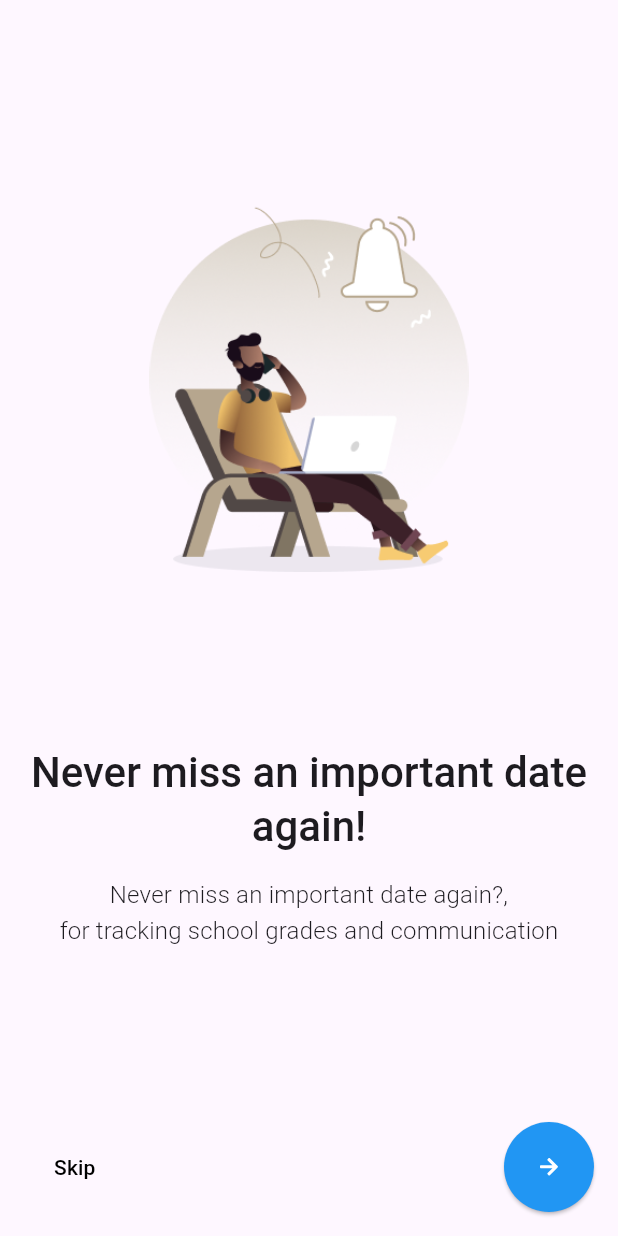
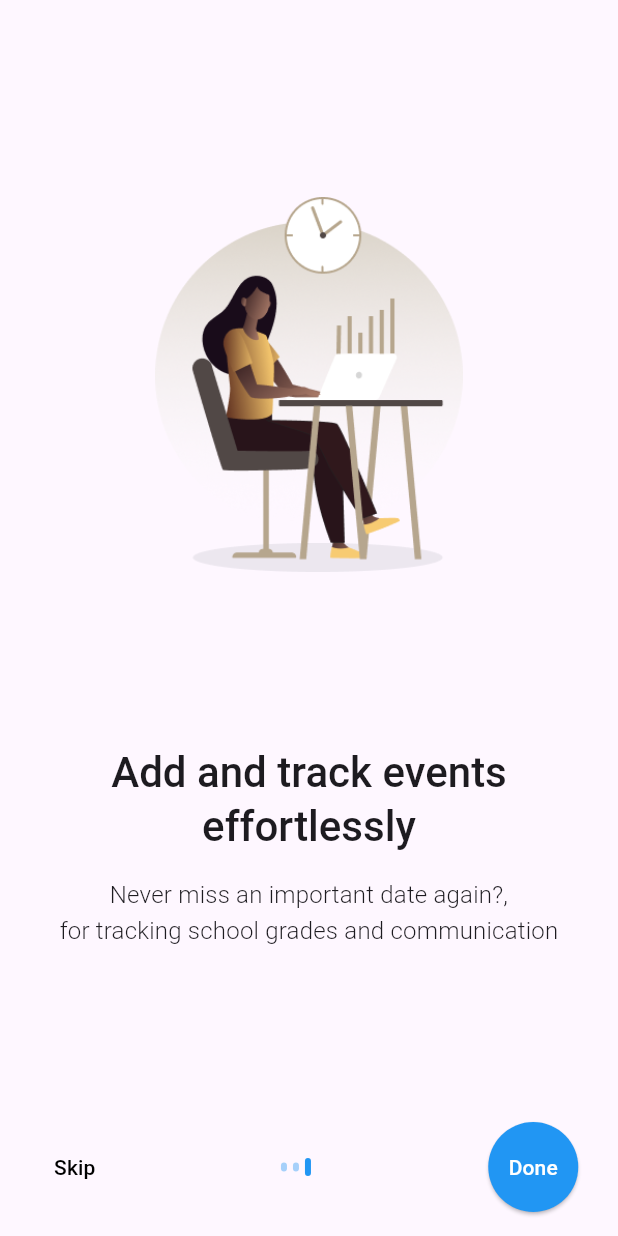
Before and after one commit to Nagil22/DemoApp, a Flutter app: the screen it shows after launch, after a tap on "Skip", on a phone screen of 412 x 824 dp. Run offline on Flutter 3.47's test engine with Material 3 defaults, Android fonts, the phone set to English and light mode, and no system bars; our stand-ins replace cloud_firestore, firebase_auth, firebase_core, flutter_svg, shared_preferences, table_calendar; accounts and stored records are empty.

Commit message:
Onboarding screen: added path and done button

```diff
--- a/lib/main.dart
+++ b/lib/main.dart
@@ -3,6 +3,7 @@ import 'package:firebase_core/firebase_core.dart';
 import 'package:firebase_auth/firebase_auth.dart';
 import 'package:cloud_firestore/cloud_firestore.dart';
 import 'package:provider/provider.dart';
+import 'package:shared_preferences/shared_preferences.dart';
 import 'admin_screen.dart';
 import 'nav/nav_items.dart';
 import 'screens/login_screen.dart';
@@ -19,11 +20,14 @@ import 'dash_screens/notifications_screen.dart';
 import 'firebase_options.dart';
 import 'theme_provider.dart';
 
+bool showOnBoarding = true;
 void main() async {
   WidgetsFlutterBinding.ensureInitialized();
   await Firebase.initializeApp(
     options: DefaultFirebaseOptions.currentPlatform,
   );
+  final prefs = await SharedPreferences.getInstance();
+  showOnBoarding = prefs.getBool('ON_BOARDING') ?? true;
   runApp(
     MultiProvider(
       providers: [
@@ -54,7 +58,7 @@ class MyApp extends StatelessWidget {
           ),
           darkTheme: ThemeData.dark(),
           themeMode: themeProvider.themeMode,
-          initialRoute: '/onboarding',
+          initialRoute: showOnBoarding ? '/onboarding' : '/login',
           routes: {
             '/admin-panel': (context) => AdminPanelScreen(),
             '/login': (context) => const LoginScreen(),
--- a/lib/screens/onboarding_screen.dart
+++ b/lib/screens/onboarding_screen.dart
@@ -1,3 +1,4 @@
+import 'package:demo/screens/login_screen.dart';
 import 'package:flutter/material.dart';
 import 'package:flutter_svg/svg.dart';
 
@@ -10,6 +11,8 @@ class OnBoardingScreen extends StatefulWidget {
 }
 class _OnBoardingScreenState extends State<OnBoardingScreen>{
   late PageController _pageController;
+
+  int _pageIndex = 0;
 
   @override
   void initState(){
@@ -33,6 +36,11 @@ class _OnBoardingScreenState extends State<OnBoardingScreen>{
                   child: PageView.builder(
                       itemCount: demo_data.length,
                       controller: _pageController,
+                      onPageChanged: (index){
+                        setState(() {
+                          _pageIndex = index;
+                        });
+                      },
                       itemBuilder: (context, index) => OnBoardContent(
                         image: demo_data[index].image,
                         title: demo_data[index].title,
@@ -44,7 +52,9 @@ class _OnBoardingScreenState extends State<OnBoardingScreen>{
                 children: [
                   ElevatedButton(
                   onPressed: () {
-                    _pageController.nextPage(duration: Duration(milliseconds: 300), curve: Curves.ease);
+                    setState(() {
+                      _pageIndex = 2;
+                    });
                   },
                   style: ElevatedButton.styleFrom(
                     shadowColor: Colors.transparent,
@@ -53,26 +63,37 @@ class _OnBoardingScreenState extends State<OnBoardingScreen>{
                     ),
                     backgroundColor: Colors.transparent,
                   ),
-                  child: Text(
+                  child: const Text(
                       "Skip",
                       textAlign: TextAlign.center,
                       style: TextStyle(color: Colors.black)
+                    ),
                   ),
-                ),
-
+                  const Spacer(),
+                  ...List.generate(
+                    demo_data.length,
+                        (index) => Padding(
+                          padding: const EdgeInsets.only(right: 4),
+                          child: DotIndicator(isActive: index == _pageIndex),
+                        )
+                    , ),
                   const Spacer(),
                   SizedBox(
                     height: 60,
-                    width: 60,
+                    width:  _pageIndex == 2 ? 81 : 60,
                     child: ElevatedButton(
                       onPressed: () {
-                        _pageController.nextPage(duration: Duration(milliseconds: 300), curve: Curves.ease);
+                        _pageIndex == 2 ? onDone(context) : _pageController.nextPage(duration: const Duration(milliseconds: 300), curve: Curves.ease);
                       },
                       style: ElevatedButton.styleFrom(
                         shape: const CircleBorder(),
                         backgroundColor: Colors.blue,
                       ),
-                      child: SvgPicture.asset(
+                      child: _pageIndex == 2 ? const Text(
+                          "Done",
+                          textAlign: TextAlign.center,
+                          style: TextStyle(color: Colors.white)
+                      ) :SvgPicture.asset(
                           "assets/illustrations/arrowRight.svg",
                           color: Colors.white
                       ),
@@ -89,6 +110,32 @@ class _OnBoardingScreenState extends State<OnBoardingScreen>{
   }
 }
 
+class DotIndicator extends StatelessWidget{
+  const DotIndicator({
+    Key? key,
+    this.isActive = false,
+}) : super(key: key);
+
+  final bool isActive;
+
+  @override
+  Widget build(BuildContext context){
+    return AnimatedContainer(
+      duration: const Duration(milliseconds: 300),
+      height: isActive ? 12 : 6,
+      width: 4,
+      decoration:  BoxDecoration(
+        color:  isActive ? Colors.blue : Colors.blue.withOpacity(0.4),
+          borderRadius: const BorderRadius.all(Radius.circular(12))
+      ),
+    );
+  }
+}
+
+void onDone(context) async{
+  Navigator.pushReplacement(context,
+  MaterialPageRoute(builder: (context) => const LoginScreen()));
+}
 class Onboard {
   final String image, title, description;
 
--- a/pubspec.yaml
+++ b/pubspec.yaml
@@ -50,6 +50,7 @@ dependencies:
   intl: ^0.19.0
   table_calendar: ^3.1.2
   introduction_screen: ^2.1.0
+  shared_preferences: ^2.0.11
 
 
 
```
Also changed, not shown: pubspec.lock, 1 other file.
